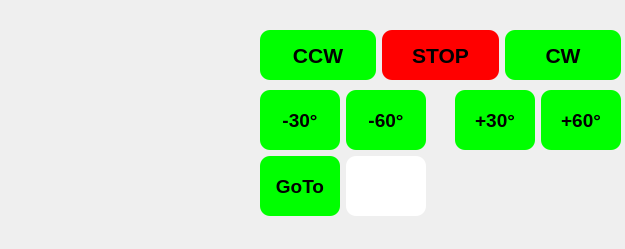
Before: the Qt Designer form AntRot.ui in DeXTeRGT/RotateIt, drawn with Qt 5.
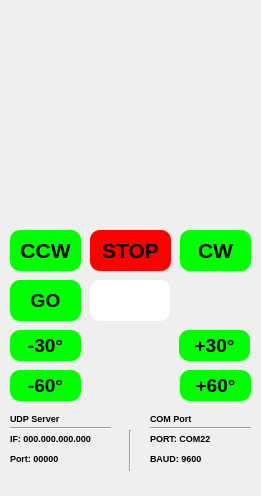
After: the same form once the commit is applied. Custom widgets are drawn as their Qt base class.

Commit message: GUI Modification and various eye-candy

Diff of the .ui file:
```diff
--- a/AntRot.ui
+++ b/AntRot.ui
@@ -6,8 +6,8 @@
    <rect>
     <x>0</x>
     <y>0</y>
-    <width>625</width>
-    <height>249</height>
+    <width>261</width>
+    <height>496</height>
    </rect>
   </property>
   <property name="sizePolicy">
@@ -16,17 +16,11 @@
     <verstretch>0</verstretch>
    </sizepolicy>
   </property>
-  <property name="maximumSize">
-   <size>
-    <width>1065</width>
-    <height>401</height>
-   </size>
-  </property>
   <property name="focusPolicy">
    <enum>Qt::StrongFocus</enum>
   </property>
   <property name="windowTitle">
-   <string>YO3HEX - ANTENNA ROTATOR CONTROLLER</string>
+   <string>ROTATE IT!</string>
   </property>
   <property name="autoFillBackground">
    <bool>false</bool>
@@ -45,7 +39,7 @@
     <property name="geometry">
      <rect>
       <x>10</x>
-      <y>10</y>
+      <y>0</y>
       <width>241</width>
       <height>211</height>
      </rect>
@@ -66,46 +60,14 @@
      <string notr="true"/>
     </property>
    </widget>
-   <widget class="QWidget" name="gridLayoutWidget">
-    <property name="geometry">
-     <rect>
-      <x>260</x>
-      <y>10</y>
-      <width>361</width>
-      <height>91</height>
-     </rect>
-    </property>
-    <layout class="QGridLayout" name="gridLayout">
-     <item row="0" column="2">
-      <widget class="QPushButton" name="cw">
-       <property name="minimumSize">
-        <size>
-         <width>0</width>
-         <height>50</height>
-        </size>
-       </property>
-       <property name="font">
-        <font>
-         <pointsize>16</pointsize>
-         <weight>75</weight>
-         <bold>true</bold>
-        </font>
-       </property>
-       <property name="styleSheet">
-        <string notr="true">background: lime;border-radius: 10px;</string>
-       </property>
-       <property name="text">
-        <string>CW</string>
-       </property>
-      </widget>
-     </item>
-     <item row="0" column="0">
       <widget class="QPushButton" name="ccw">
-       <property name="minimumSize">
-        <size>
-         <width>0</width>
-         <height>50</height>
-        </size>
+    <property name="geometry">
+     <rect>
+      <x>10</x>
+      <y>230</y>
+      <width>71</width>
+      <height>41</height>
+     </rect>
        </property>
        <property name="font">
         <font>
@@ -121,14 +83,14 @@
         <string>CCW</string>
        </property>
       </widget>
-     </item>
-     <item row="0" column="1">
       <widget class="QPushButton" name="stop">
-       <property name="minimumSize">
-        <size>
-         <width>0</width>
-         <height>50</height>
-        </size>
+    <property name="geometry">
+     <rect>
+      <x>90</x>
+      <y>230</y>
+      <width>81</width>
+      <height>41</height>
+     </rect>
        </property>
        <property name="font">
         <font>
@@ -144,36 +106,18 @@
         <string>STOP</string>
        </property>
       </widget>
-     </item>
-    </layout>
-   </widget>
-   <widget class="QWidget" name="gridLayoutWidget_2">
+   <widget class="QPushButton" name="cw">
     <property name="geometry">
      <rect>
-      <x>260</x>
-      <y>90</y>
-      <width>361</width>
-      <height>128</height>
+      <x>180</x>
+      <y>230</y>
+      <width>71</width>
+      <height>41</height>
      </rect>
     </property>
-    <layout class="QGridLayout" name="gridLayout_2">
-     <item row="1" column="9">
-      <widget class="QPushButton" name="pushButton_4">
-       <property name="minimumSize">
-        <size>
-         <width>80</width>
-         <height>60</height>
-        </size>
-       </property>
-       <property name="maximumSize">
-        <size>
-         <width>60</width>
-         <height>60</height>
-        </size>
-       </property>
        <property name="font">
         <font>
-         <pointsize>14</pointsize>
+      <pointsize>16</pointsize>
          <weight>75</weight>
          <bold>true</bold>
         </font>
@@ -182,117 +126,17 @@
         <string notr="true">background: lime;border-radius: 10px;</string>
        </property>
        <property name="text">
-        <string>+30°</string>
-       </property>
-      </widget>
-     </item>
-     <item row="1" column="7">
-      <spacer name="horizontalSpacer">
-       <property name="orientation">
-        <enum>Qt::Horizontal</enum>
-       </property>
-       <property name="sizeHint" stdset="0">
-        <size>
-         <width>40</width>
-         <height>20</height>
-        </size>
-       </property>
-      </spacer>
-     </item>
-     <item row="1" column="10">
-      <widget class="QPushButton" name="pushButton_5">
-       <property name="minimumSize">
-        <size>
-         <width>80</width>
-         <height>60</height>
-        </size>
-       </property>
-       <property name="maximumSize">
-        <size>
-         <width>80</width>
-         <height>60</height>
-        </size>
-       </property>
-       <property name="font">
-        <font>
-         <pointsize>14</pointsize>
-         <weight>75</weight>
-         <bold>true</bold>
-        </font>
-       </property>
-       <property name="styleSheet">
-        <string notr="true">background: lime;border-radius: 10px;</string>
-       </property>
-       <property name="text">
-        <string>+60°</string>
-       </property>
-      </widget>
-     </item>
-     <item row="1" column="6">
-      <widget class="QPushButton" name="pushButton_2">
-       <property name="minimumSize">
-        <size>
-         <width>80</width>
-         <height>60</height>
-        </size>
-       </property>
-       <property name="maximumSize">
-        <size>
-         <width>60</width>
-         <height>60</height>
-        </size>
-       </property>
-       <property name="font">
-        <font>
-         <pointsize>14</pointsize>
-         <weight>75</weight>
-         <bold>true</bold>
-        </font>
-       </property>
-       <property name="styleSheet">
-        <string notr="true">background: lime;border-radius: 10px;</string>
-       </property>
-       <property name="text">
-        <string>-60°</string>
-       </property>
-      </widget>
-     </item>
-     <item row="1" column="5">
-      <widget class="QPushButton" name="minus10">
-       <property name="minimumSize">
-        <size>
-         <width>80</width>
-         <height>60</height>
-        </size>
-       </property>
-       <property name="maximumSize">
-        <size>
-         <width>80</width>
-         <height>60</height>
-        </size>
-       </property>
-       <property name="font">
-        <font>
-         <pointsize>14</pointsize>
-         <weight>75</weight>
-         <bold>true</bold>
-        </font>
-       </property>
-       <property name="styleSheet">
-        <string notr="true">background: lime;border-radius: 10px;</string>
-       </property>
-       <property name="text">
-        <string>-30°</string>
-       </property>
-      </widget>
-     </item>
-     <item row="2" column="5">
+     <string>CW</string>
+    </property>
+   </widget>
       <widget class="QPushButton" name="go">
-       <property name="minimumSize">
-        <size>
-         <width>80</width>
-         <height>60</height>
-        </size>
+    <property name="geometry">
+     <rect>
+      <x>10</x>
+      <y>280</y>
+      <width>71</width>
+      <height>41</height>
+     </rect>
        </property>
        <property name="font">
         <font>
@@ -308,23 +152,17 @@
         <string notr="true">background: lime;border-radius: 10px;</string>
        </property>
        <property name="text">
-        <string>GoTo</string>
-       </property>
-      </widget>
-     </item>
-     <item row="2" column="6">
+     <string>GO</string>
+    </property>
+   </widget>
       <widget class="QLineEdit" name="goToHedding">
-       <property name="minimumSize">
-        <size>
+    <property name="geometry">
+     <rect>
+      <x>90</x>
+      <y>280</y>
          <width>80</width>
-         <height>60</height>
-        </size>
-       </property>
-       <property name="maximumSize">
-        <size>
-         <width>80</width>
-         <height>60</height>
-        </size>
+      <height>41</height>
+     </rect>
        </property>
        <property name="font">
         <font>
@@ -342,369 +180,263 @@
        <property name="inputMask">
         <string>###</string>
        </property>
-      </widget>
-     </item>
-    </layout>
-   </widget>
-   <widget class="QWidget" name="gridLayoutWidget_3">
+    <property name="text">
+     <string/>
+    </property>
+    <property name="cursorPosition">
+     <number>0</number>
+    </property>
+   </widget>
+   <widget class="QPushButton" name="minus10">
     <property name="geometry">
      <rect>
-      <x>630</x>
-      <y>10</y>
-      <width>321</width>
-      <height>321</height>
+      <x>10</x>
+      <y>330</y>
+      <width>71</width>
+      <height>31</height>
      </rect>
     </property>
-    <layout class="QGridLayout" name="gridLayout_3">
-     <item row="3" column="0">
-      <widget class="QPushButton" name="pushButton_13">
-       <property name="minimumSize">
-        <size>
-         <width>80</width>
-         <height>60</height>
-        </size>
-       </property>
-       <property name="maximumSize">
-        <size>
-         <width>80</width>
-         <height>60</height>
-        </size>
-       </property>
        <property name="font">
         <font>
-         <pointsize>16</pointsize>
+      <pointsize>14</pointsize>
          <weight>75</weight>
          <bold>true</bold>
         </font>
        </property>
        <property name="styleSheet">
-        <string notr="true">background: orange;border-radius: 10px;</string>
+     <string notr="true">background: lime;border-radius: 10px;</string>
        </property>
        <property name="text">
-        <string>270°</string>
-       </property>
-      </widget>
-     </item>
-     <item row="0" column="0">
-      <widget class="QPushButton" name="pushButton">
-       <property name="minimumSize">
-        <size>
-         <width>80</width>
-         <height>60</height>
-        </size>
-       </property>
-       <property name="maximumSize">
-        <size>
-         <width>80</width>
-         <height>60</height>
-        </size>
-       </property>
+     <string>-30°</string>
+    </property>
+   </widget>
+   <widget class="QPushButton" name="pushButton_2">
+    <property name="geometry">
+     <rect>
+      <x>10</x>
+      <y>370</y>
+      <width>71</width>
+      <height>31</height>
+     </rect>
+    </property>
        <property name="font">
         <font>
-         <pointsize>16</pointsize>
+      <pointsize>14</pointsize>
          <weight>75</weight>
          <bold>true</bold>
         </font>
        </property>
        <property name="styleSheet">
-        <string notr="true">background: orange;border-radius: 10px;</string>
+     <string notr="true">background: lime;border-radius: 10px;</string>
        </property>
        <property name="text">
-        <string>0°</string>
-       </property>
-      </widget>
-     </item>
-     <item row="2" column="0">
-      <widget class="QPushButton" name="pushButton_10">
-       <property name="minimumSize">
-        <size>
-         <width>80</width>
-         <height>60</height>
-        </size>
-       </property>
-       <property name="maximumSize">
-        <size>
-         <width>80</width>
-         <height>60</height>
-        </size>
-       </property>
+     <string>-60°</string>
+    </property>
+   </widget>
+   <widget class="QPushButton" name="pushButton_4">
+    <property name="geometry">
+     <rect>
+      <x>179</x>
+      <y>330</y>
+      <width>71</width>
+      <height>31</height>
+     </rect>
+    </property>
        <property name="font">
         <font>
-         <pointsize>16</pointsize>
+      <pointsize>14</pointsize>
          <weight>75</weight>
          <bold>true</bold>
         </font>
        </property>
        <property name="styleSheet">
-        <string notr="true">background: orange;border-radius: 10px;</string>
+     <string notr="true">background: lime;border-radius: 10px;</string>
        </property>
        <property name="text">
-        <string>180°</string>
-       </property>
-      </widget>
-     </item>
-     <item row="2" column="1">
-      <widget class="QPushButton" name="pushButton_11">
-       <property name="minimumSize">
-        <size>
-         <width>80</width>
-         <height>60</height>
-        </size>
-       </property>
-       <property name="maximumSize">
-        <size>
-         <width>80</width>
-         <height>60</height>
-        </size>
-       </property>
+     <string>+30°</string>
+    </property>
+   </widget>
+   <widget class="QPushButton" name="pushButton_5">
+    <property name="geometry">
+     <rect>
+      <x>180</x>
+      <y>370</y>
+      <width>71</width>
+      <height>31</height>
+     </rect>
+    </property>
        <property name="font">
         <font>
-         <pointsize>16</pointsize>
+      <pointsize>14</pointsize>
          <weight>75</weight>
          <bold>true</bold>
         </font>
        </property>
        <property name="styleSheet">
-        <string notr="true">background: orange;border-radius: 10px;</string>
+     <string notr="true">background: lime;border-radius: 10px;</string>
        </property>
        <property name="text">
-        <string>210°</string>
-       </property>
-      </widget>
-     </item>
-     <item row="2" column="2">
-      <widget class="QPushButton" name="pushButton_12">
-       <property name="minimumSize">
-        <size>
-         <width>80</width>
-         <height>60</height>
-        </size>
-       </property>
-       <property name="maximumSize">
-        <size>
-         <width>80</width>
-         <height>60</height>
-        </size>
-       </property>
+     <string>+60°</string>
+    </property>
+   </widget>
+   <widget class="QLabel" name="UdpServer">
+    <property name="geometry">
+     <rect>
+      <x>10</x>
+      <y>410</y>
+      <width>111</width>
+      <height>16</height>
+     </rect>
+    </property>
        <property name="font">
         <font>
-         <pointsize>16</pointsize>
+      <pointsize>7</pointsize>
          <weight>75</weight>
          <bold>true</bold>
         </font>
        </property>
-       <property name="styleSheet">
-        <string notr="true">background: orange;border-radius: 10px;</string>
-       </property>
        <property name="text">
-        <string>240°</string>
-       </property>
-      </widget>
-     </item>
-     <item row="0" column="1">
-      <widget class="QPushButton" name="pushButton_3">
-       <property name="minimumSize">
-        <size>
-         <width>80</width>
-         <height>60</height>
-        </size>
-       </property>
-       <property name="maximumSize">
-        <size>
-         <width>80</width>
-         <height>60</height>
-        </size>
-       </property>
+     <string>UDP Server</string>
+    </property>
+   </widget>
+   <widget class="QLabel" name="IfLabel">
+    <property name="geometry">
+     <rect>
+      <x>10</x>
+      <y>430</y>
+      <width>111</width>
+      <height>16</height>
+     </rect>
+    </property>
        <property name="font">
         <font>
-         <pointsize>16</pointsize>
+      <pointsize>7</pointsize>
          <weight>75</weight>
          <bold>true</bold>
         </font>
        </property>
-       <property name="styleSheet">
-        <string notr="true">background: orange;border-radius: 10px;</string>
-       </property>
        <property name="text">
-        <string>30°</string>
-       </property>
-      </widget>
-     </item>
-     <item row="0" column="2">
-      <widget class="QPushButton" name="pushButton_6">
-       <property name="minimumSize">
-        <size>
-         <width>80</width>
-         <height>60</height>
-        </size>
-       </property>
-       <property name="maximumSize">
-        <size>
-         <width>80</width>
-         <height>60</height>
-        </size>
-       </property>
+     <string>IF: 000.000.000.000</string>
+    </property>
+   </widget>
+   <widget class="QLabel" name="PortLabel">
+    <property name="geometry">
+     <rect>
+      <x>10</x>
+      <y>450</y>
+      <width>71</width>
+      <height>16</height>
+     </rect>
+    </property>
        <property name="font">
         <font>
-         <pointsize>16</pointsize>
+      <pointsize>7</pointsize>
          <weight>75</weight>
          <bold>true</bold>
         </font>
        </property>
-       <property name="styleSheet">
-        <string notr="true">background: orange;border-radius: 10px;</string>
-       </property>
        <property name="text">
-        <string>60°</string>
-       </property>
-      </widget>
-     </item>
-     <item row="1" column="1">
-      <widget class="QPushButton" name="pushButton_8">
-       <property name="minimumSize">
-        <size>
-         <width>80</width>
-         <height>60</height>
-        </size>
-       </property>
-       <property name="maximumSize">
-        <size>
-         <width>80</width>
-         <height>60</height>
-        </size>
-       </property>
-       <property name="font">
-        <font>
-         <pointsize>16</pointsize>
-         <weight>75</weight>
-         <bold>true</bold>
-        </font>
-       </property>
-       <property name="styleSheet">
-        <string notr="true">background: orange;border-radius: 10px;</string>
-       </property>
-       <property name="text">
-        <string>120°</string>
-       </property>
-      </widget>
-     </item>
-     <item row="1" column="2">
-      <widget class="QPushButton" name="pushButton_9">
-       <property name="minimumSize">
-        <size>
-         <width>80</width>
-         <height>60</height>
-        </size>
-       </property>
-       <property name="maximumSize">
-        <size>
-         <width>80</width>
-         <height>60</height>
-        </size>
-       </property>
+     <string>Port: 00000</string>
+    </property>
+   </widget>
+   <widget class="Line" name="line_2">
+    <property name="geometry">
+     <rect>
+      <x>120</x>
+      <y>430</y>
+      <width>20</width>
+      <height>41</height>
+     </rect>
+    </property>
+    <property name="orientation">
+     <enum>Qt::Vertical</enum>
+    </property>
+   </widget>
+   <widget class="Line" name="line_3">
+    <property name="geometry">
+     <rect>
+      <x>150</x>
+      <y>420</y>
+      <width>101</width>
+      <height>16</height>
+     </rect>
+    </property>
+    <property name="orientation">
+     <enum>Qt::Horizontal</enum>
+    </property>
+   </widget>
+   <widget class="QLabel" name="UdpServer_2">
+    <property name="geometry">
+     <rect>
+      <x>150</x>
+      <y>410</y>
+      <width>101</width>
+      <height>16</height>
+     </rect>
+    </property>
        <property name="font">
         <font>
-         <pointsize>16</pointsize>
+      <pointsize>7</pointsize>
          <weight>75</weight>
          <bold>true</bold>
         </font>
        </property>
-       <property name="styleSheet">
-        <string notr="true">background: orange;border-radius: 10px;</string>
-       </property>
        <property name="text">
-        <string>150°</string>
-       </property>
-      </widget>
-     </item>
-     <item row="1" column="0">
-      <widget class="QPushButton" name="pushButton_7">
-       <property name="minimumSize">
-        <size>
-         <width>80</width>
-         <height>60</height>
-        </size>
-       </property>
-       <property name="maximumSize">
-        <size>
-         <width>80</width>
-         <height>60</height>
-        </size>
-       </property>
-       <property name="font">
-        <font>
-         <pointsize>16</pointsize>
-         <weight>75</weight>
-         <bold>true</bold>
-        </font>
-       </property>
-       <property name="styleSheet">
-        <string notr="true">background: orange;border-radius: 10px;</string>
-       </property>
-       <property name="text">
-        <string>90°</string>
-       </property>
-      </widget>
-     </item>
-     <item row="3" column="1">
-      <widget class="QPushButton" name="pushButton_14">
-       <property name="minimumSize">
-        <size>
-         <width>80</width>
-         <height>60</height>
-        </size>
-       </property>
-       <property name="maximumSize">
-        <size>
-         <width>80</width>
-         <height>60</height>
-        </size>
-       </property>
+     <string>COM Port</string>
+    </property>
+   </widget>
+   <widget class="Line" name="line_4">
+    <property name="geometry">
+     <rect>
+      <x>10</x>
+      <y>420</y>
+      <width>101</width>
+      <height>16</height>
+     </rect>
+    </property>
+    <property name="orientation">
+     <enum>Qt::Horizontal</enum>
+    </property>
+   </widget>
+   <widget class="QLabel" name="ComPort">
+    <property name="geometry">
+     <rect>
+      <x>150</x>
+      <y>430</y>
+      <width>101</width>
+      <height>16</height>
+     </rect>
+    </property>
        <property name="font">
         <font>
-         <pointsize>16</pointsize>
+      <pointsize>7</pointsize>
          <weight>75</weight>
          <bold>true</bold>
         </font>
        </property>
-       <property name="styleSheet">
-        <string notr="true">background: orange;border-radius: 10px;</string>
-       </property>
        <property name="text">
-        <string>300°</string>
-       </property>
-      </widget>
-     </item>
-     <item row="3" column="2">
-      <widget class="QPushButton" name="pushButton_15">
-       <property name="minimumSize">
-        <size>
-         <width>80</width>
-         <height>60</height>
-        </size>
-       </property>
-       <property name="maximumSize">
-        <size>
-         <width>80</width>
-         <height>60</height>
-        </size>
-       </property>
+     <string>PORT: COM22</string>
+    </property>
+   </widget>
+   <widget class="QLabel" name="ComPortBaud">
+    <property name="geometry">
+     <rect>
+      <x>150</x>
+      <y>450</y>
+      <width>101</width>
+      <height>16</height>
+     </rect>
+    </property>
        <property name="font">
         <font>
-         <pointsize>16</pointsize>
+      <pointsize>7</pointsize>
          <weight>75</weight>
          <bold>true</bold>
         </font>
        </property>
-       <property name="styleSheet">
-        <string notr="true">background: orange;border-radius: 10px;</string>
-       </property>
        <property name="text">
-        <string>330°</string>
-       </property>
-      </widget>
-     </item>
-    </layout>
+     <string>BAUD: 9600</string>
+    </property>
    </widget>
   </widget>
   <widget class="QMenuBar" name="menubar">
@@ -712,7 +444,7 @@
     <rect>
      <x>0</x>
      <y>0</y>
-     <width>625</width>
+     <width>261</width>
      <height>21</height>
     </rect>
    </property>
```
Lines whose indentation alone changed are shown as unchanged. The commit also changes 4 other files.
